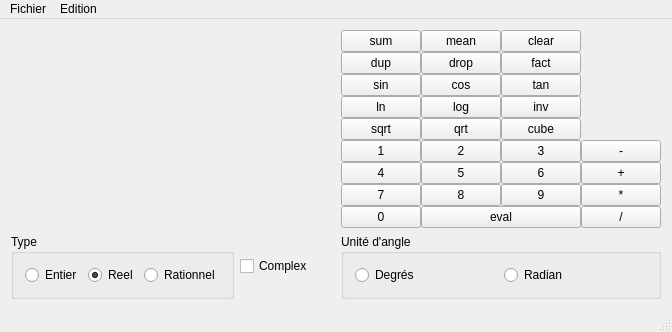
Old version of the form calcpol/mainwindow.ui in the repository trecouvr/calclpol.
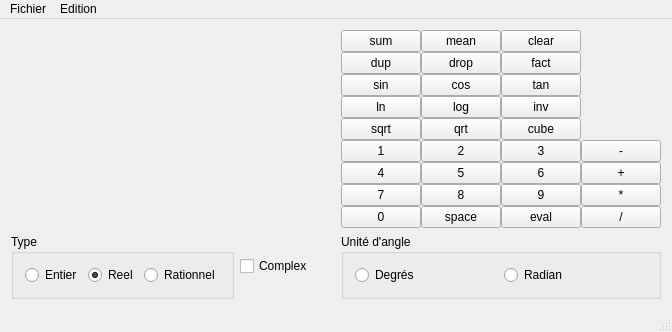
New version of the form. Custom widgets are drawn as their Qt base class.

Commit message: ajout touche espace

Patch:
```diff
--- a/calcpol/mainwindow.ui
+++ b/calcpol/mainwindow.ui
@@ -186,16 +186,6 @@
         </property>
        </widget>
       </item>
-      <item row="15" column="1" colspan="2">
-       <widget class="QPushButton" name="pb_eval">
-        <property name="text">
-         <string>eval</string>
-        </property>
-        <property name="shortcut">
-         <string>Return</string>
-        </property>
-       </widget>
-      </item>
       <item row="5" column="0">
        <widget class="QPushButton" name="pb_sum">
         <property name="text">
@@ -291,6 +281,26 @@
         </property>
        </widget>
       </item>
+      <item row="15" column="2">
+       <widget class="QPushButton" name="pb_eval">
+        <property name="text">
+         <string>eval</string>
+        </property>
+        <property name="shortcut">
+         <string>Return</string>
+        </property>
+       </widget>
+      </item>
+      <item row="15" column="1">
+       <widget class="QPushButton" name="pb_space">
+        <property name="text">
+         <string>space</string>
+        </property>
+        <property name="shortcut">
+         <string>Space</string>
+        </property>
+       </widget>
+      </item>
      </layout>
     </item>
     <item row="2" column="0">
```
Left out of the diff: 38 changed lines with no effect on the pictures. The commit also changes 2 other files.
